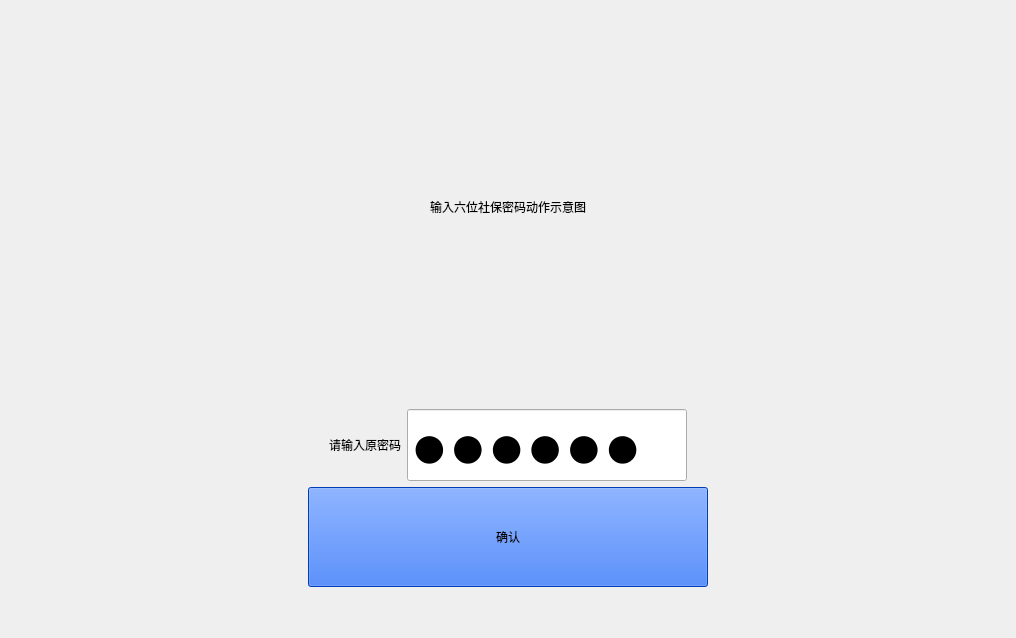
The window that SSCard_System/up_Inputpwd.ui (leithergit/SSCard_System) describes before a commit, drawn with Qt 5.
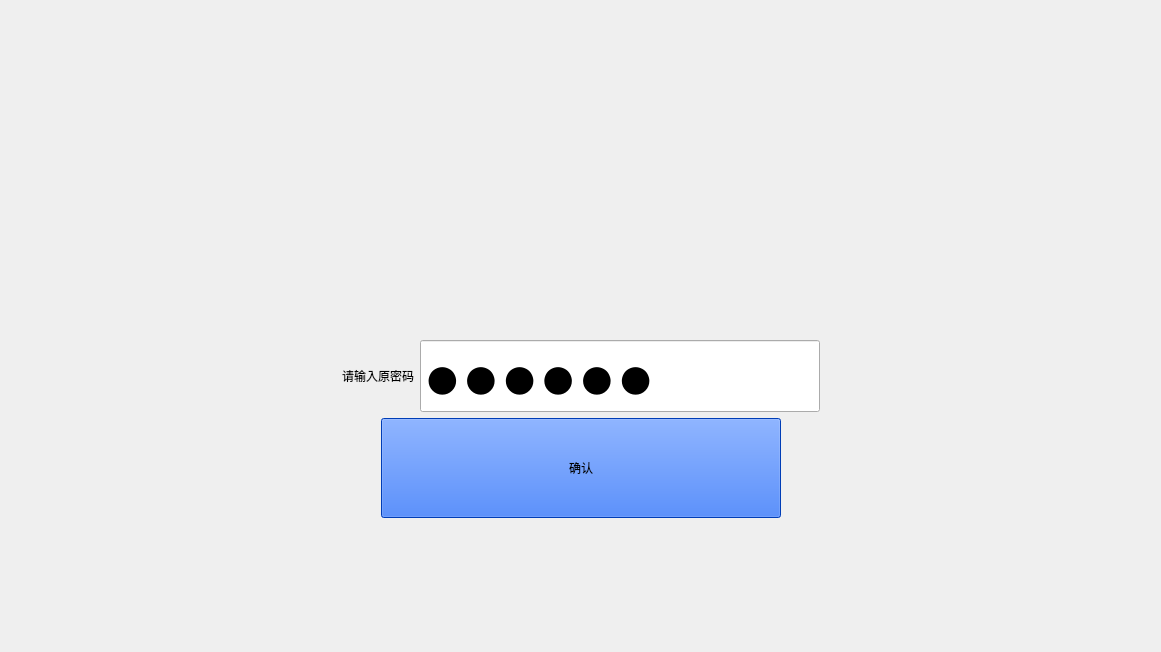
The same window after the commit. Icons and pictures are not drawn.

Commit message: 1.完善修改密码功能

What changed in the file:
```diff
--- a/SSCard_System/up_Inputpwd.ui
+++ b/SSCard_System/up_Inputpwd.ui
@@ -6,20 +6,39 @@
    <rect>
     <x>0</x>
     <y>0</y>
-    <width>1016</width>
-    <height>638</height>
+    <width>1161</width>
+    <height>652</height>
    </rect>
   </property>
   <property name="windowTitle">
    <string>Form</string>
   </property>
-  <layout class="QVBoxLayout" name="verticalLayout" stretch="6,2,1,0">
+  <layout class="QVBoxLayout" name="verticalLayout" stretch="0,6,2,1,0">
+   <item>
+    <spacer name="verticalSpacer_2">
+     <property name="orientation">
+      <enum>Qt::Vertical</enum>
+     </property>
+     <property name="sizeHint" stdset="0">
+      <size>
+       <width>20</width>
+       <height>40</height>
+      </size>
+     </property>
+    </spacer>
+   </item>
    <item>
     <widget class="QLabel" name="label_Swipecard">
      <property name="minimumSize">
       <size>
        <width>600</width>
-       <height>300</height>
+       <height>200</height>
+      </size>
+     </property>
+     <property name="maximumSize">
+      <size>
+       <width>16777215</width>
+       <height>100</height>
       </size>
      </property>
      <property name="styleSheet">
@@ -28,7 +47,7 @@
 color: rgb(0, 0, 0);</string>
      </property>
      <property name="text">
-      <string>输入六位社保密码动作示意图</string>
+      <string/>
      </property>
      <property name="alignment">
       <set>Qt::AlignCenter</set>
@@ -73,13 +92,13 @@
         <widget class="QLineEdit" name="lineEdit_OldPassword">
          <property name="minimumSize">
           <size>
-           <width>160</width>
+           <width>400</width>
            <height>72</height>
           </size>
          </property>
          <property name="maximumSize">
           <size>
-           <width>280</width>
+           <width>400</width>
            <height>72</height>
           </size>
          </property>
```
Left out of the diff: 2 changed lines with no effect on the pictures. The commit also changes 40 other files.
